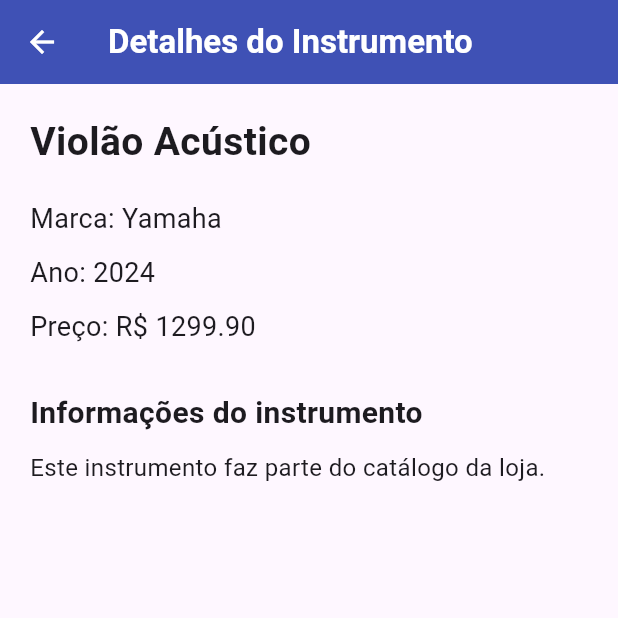
After one commit to nicholascatelan/Trabalho_Dispositivos_Moveis, a Flutter app: the screen it shows after launch, after a tap on "Violão Acústico", on a phone screen of 412 x 824 dp, the top half of it. The commit adds this screen. Run offline on Flutter 3.47's test engine with Material 3 defaults, Android fonts, the phone set to English and light mode, and no system bars.

Commit message:
feat: fazendo  exercicio8

```diff
--- /dev/null
+++ b/parte2_flutter/lib/screens/InstrumentoDetalhes.dart
@@ -0,0 +1,81 @@
+import 'package:flutter/material.dart';
+import '../models/instrumento.dart';
+
+class InstrumentoDetalhes extends StatelessWidget {
+  final Instrumento instrumento;
+
+  const InstrumentoDetalhes({
+    super.key,
+    required this.instrumento,
+  });
+
+  @override
+  Widget build(BuildContext context) {
+    return Scaffold(
+      appBar: AppBar(
+        title: const Text(
+          'Detalhes do Instrumento',
+          style: TextStyle(
+            fontWeight: FontWeight.bold,
+          ),
+        ),
+        backgroundColor: Colors.indigo,
+        foregroundColor: Colors.white,
+      ),
+
+      body: Padding(
+        padding: const EdgeInsets.all(20),
+        child: Column(
+          crossAxisAlignment: CrossAxisAlignment.start,
+          children: [
+            Text(
+              instrumento.nome,
+              style: const TextStyle(
+                fontSize: 26,
+                fontWeight: FontWeight.bold,
+              ),
+            ),
+
+            const SizedBox(height: 20),
+
+            Text(
+              'Marca: ${instrumento.marca}',
+              style: const TextStyle(fontSize: 18),
+            ),
+
+            const SizedBox(height: 10),
+
+            Text(
+              'Ano: ${instrumento.ano}',
+              style: const TextStyle(fontSize: 18),
+            ),
+
+            const SizedBox(height: 10),
+
+            Text(
+              'Preço: R\$ ${instrumento.preco.toStringAsFixed(2)}',
+              style: const TextStyle(fontSize: 18),
+            ),
+
+            const SizedBox(height: 30),
+
+            const Text(
+              'Informações do instrumento',
+              style: TextStyle(
+                fontSize: 20,
+                fontWeight: FontWeight.bold,
+              ),
+            ),
+
+            const SizedBox(height: 10),
+
+            const Text(
+              'Este instrumento faz parte do catálogo da loja.',
+              style: TextStyle(fontSize: 16),
+            ),
+          ],
+        ),
+      ),
+    );
+  }
+}
--- a/parte2_flutter/lib/screens/instrumento_card.dart
+++ b/parte2_flutter/lib/screens/instrumento_card.dart
@@ -1 +1,79 @@
-// TODO Implement this library.
+import 'package:flutter/material.dart';
+import '../models/instrumento.dart';
+import 'InstrumentoDetalhes.dart';
+
+class InstrumentoCard extends StatelessWidget {
+  final Instrumento instrumento;
+
+  const InstrumentoCard({
+    super.key,
+    required this.instrumento,
+  });
+
+  @override
+  Widget build(BuildContext context) {
+    return InkWell(
+      onTap: () {
+        Navigator.of(context).push(
+          MaterialPageRoute(
+            builder: (context) => InstrumentoDetalhes(
+              instrumento: instrumento,
+            ),
+          ),
+        );
+      },
+
+      child: Container(
+        margin: const EdgeInsets.only(bottom: 12),
+        padding: const EdgeInsets.all(12),
+
+        decoration: BoxDecoration(
+          color: Colors.white,
+          borderRadius: BorderRadius.circular(16),
+          border: Border.all(
+            color: Colors.indigo.shade100,
+          ),
+          boxShadow: const [
+            BoxShadow(
+              color: Colors.black12,
+              blurRadius: 6,
+              offset: Offset(0, 3),
+            ),
+          ],
+        ),
+
+        child: ListTile(
+          contentPadding: EdgeInsets.zero,
+
+          leading: CircleAvatar(
+            backgroundColor: Colors.indigo.shade100,
+            child: const Icon(
+              Icons.music_note,
+              color: Colors.indigo,
+            ),
+          ),
+
+          title: Text(
+            instrumento.nome,
+            style: const TextStyle(
+              fontWeight: FontWeight.bold,
+              fontSize: 17,
+            ),
+          ),
+
+          subtitle: Text(
+            '${instrumento.marca} • ${instrumento.ano}',
+          ),
+
+          trailing: Text(
+            'R\$ ${instrumento.preco.toStringAsFixed(2)}',
+            style: const TextStyle(
+              fontWeight: FontWeight.bold,
+              color: Colors.indigo,
+            ),
+          ),
+        ),
+      ),
+    );
+  }
+}
```
Also changed, not shown: parte2_flutter/lib/screens/home_page.dart (+5 -25 lines).
